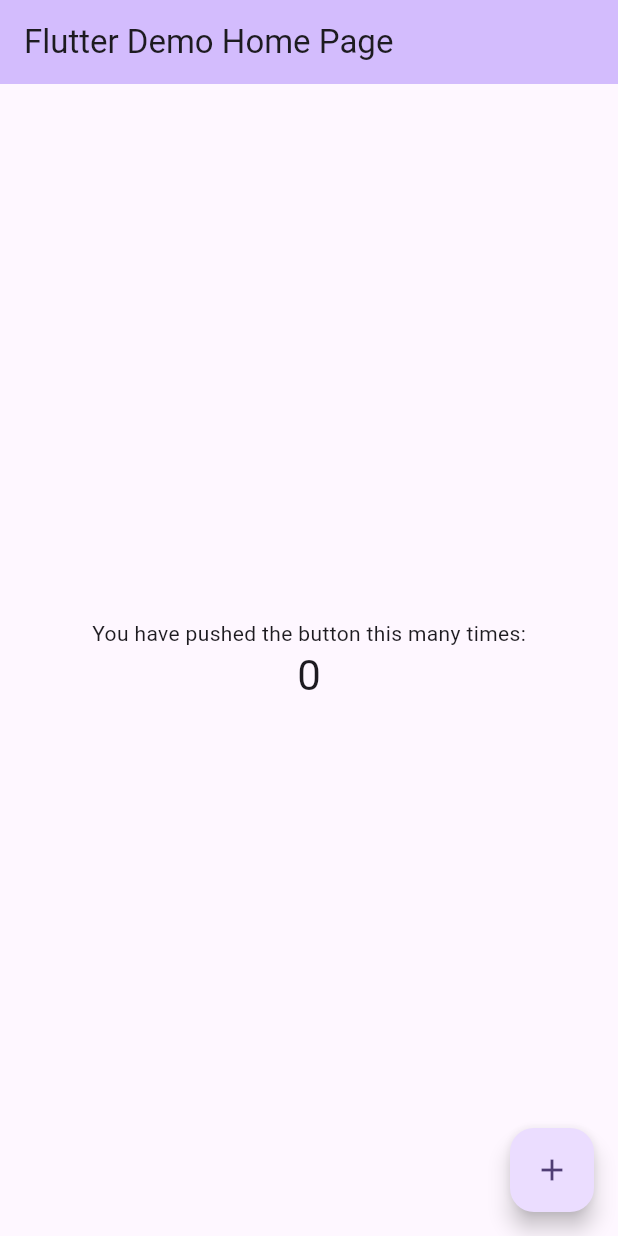
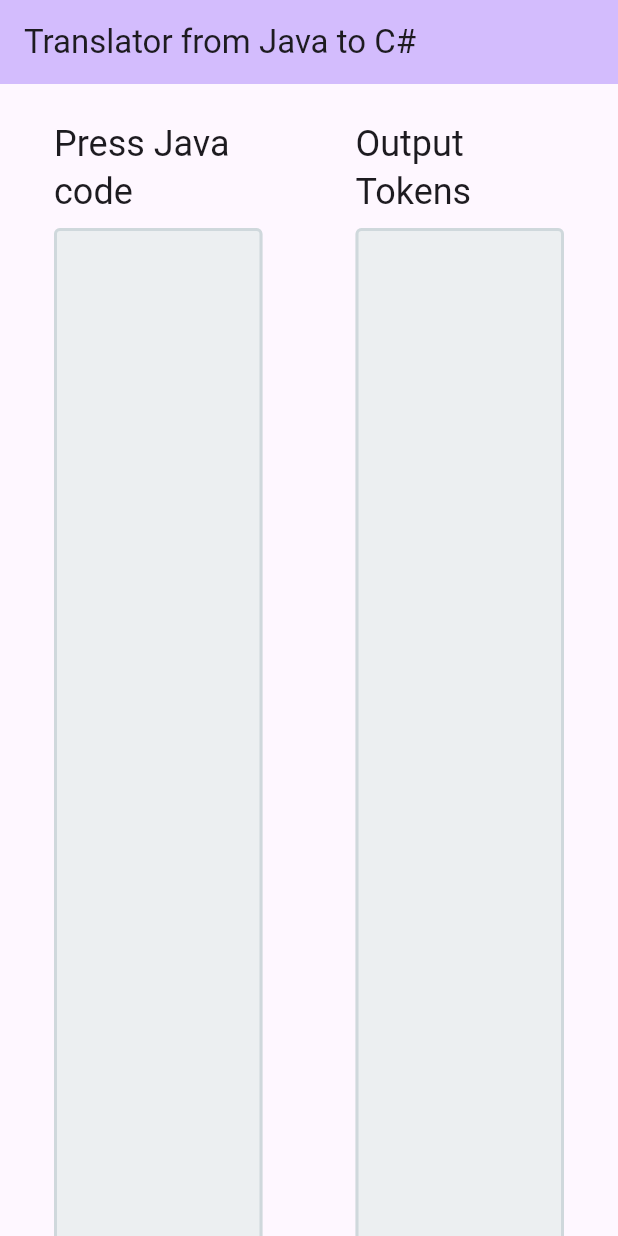
Before and after one commit to iamgirya/Translator_R_to_Python, a Flutter app: the screen it shows after launch, on a phone screen of 412 x 824 dp. Run offline on Flutter 3.47's test engine with Material 2 defaults, Android fonts, the phone set to English and light mode, and no system bars; our stand-ins replace flutter_riverpod.

Commit message:
UI for lexical analyzer

```diff
--- a/lib/main.dart
+++ b/lib/main.dart
@@ -1,69 +1,7 @@
 import 'package:flutter/material.dart';
+import 'package:flutter_riverpod/flutter_riverpod.dart';
+import 'package:java_to_csharp_translator/ui/my_app.dart';
 
 void main() {
-  runApp(const MyApp());
+  runApp(const ProviderScope(child: MyApp()));
 }
-
-class MyApp extends StatelessWidget {
-  const MyApp({super.key});
-
-  @override
-  Widget build(BuildContext context) {
-    return MaterialApp(
-      title: 'Flutter Demo',
-      theme: ThemeData(
-        colorScheme: ColorScheme.fromSeed(seedColor: Colors.deepPurple),
-        useMaterial3: true,
-      ),
-      home: const MyHomePage(title: 'Flutter Demo Home Page'),
-    );
-  }
-}
-
-class MyHomePage extends StatefulWidget {
-  const MyHomePage({super.key, required this.title});
-
-  final String title;
-
-  @override
-  State<MyHomePage> createState() => _MyHomePageState();
-}
-
-class _MyHomePageState extends State<MyHomePage> {
-  int _counter = 0;
-
-  void _incrementCounter() {
-    setState(() {
-      _counter++;
-    });
-  }
-
-  @override
-  Widget build(BuildContext context) {
-    return Scaffold(
-      appBar: AppBar(
-        backgroundColor: Theme.of(context).colorScheme.inversePrimary,
-        title: Text(widget.title),
-      ),
-      body: Center(
-        child: Column(
-          mainAxisAlignment: MainAxisAlignment.center,
-          children: <Widget>[
-            const Text(
-              'You have pushed the button this many times:',
-            ),
-            Text(
-              '$_counter',
-              style: Theme.of(context).textTheme.headlineMedium,
-            ),
-          ],
-        ),
-      ),
-      floatingActionButton: FloatingActionButton(
-        onPressed: _incrementCounter,
-        tooltip: 'Increment',
-        child: const Icon(Icons.add),
-      ),
-    );
-  }
-}
--- /dev/null
+++ b/lib/ui/home_page.dart
@@ -0,0 +1,23 @@
+import 'package:flutter/material.dart';
+
+import 'package:java_to_csharp_translator/ui/lexical_analyzer_page.dart';
+
+class HomePage extends StatefulWidget {
+  const HomePage({super.key});
+
+  @override
+  State<HomePage> createState() => _HomePageState();
+}
+
+class _HomePageState extends State<HomePage> {
+  @override
+  Widget build(BuildContext context) {
+    return Scaffold(
+      appBar: AppBar(
+        backgroundColor: Theme.of(context).colorScheme.inversePrimary,
+        title: const Text('Translator from Java to C#'),
+      ),
+      body: const LexicalAnalyzerPage(),
+    );
+  }
+}
--- /dev/null
+++ b/lib/ui/lexical_analyzer_page.dart
@@ -0,0 +1,70 @@
+import 'package:flutter/material.dart';
+import 'package:flutter_riverpod/flutter_riverpod.dart';
+
+class LexicalAnalyzerPage extends ConsumerWidget {
+  const LexicalAnalyzerPage({
+    super.key,
+  });
+
+  @override
+  Widget build(BuildContext context, WidgetRef ref) {
+    return const _LexicalAnalyzerPage();
+  }
+}
+
+class _LexicalAnalyzerPage extends ConsumerStatefulWidget {
+  const _LexicalAnalyzerPage();
+
+  @override
+  ConsumerState<_LexicalAnalyzerPage> createState() =>
+      _LexicalAnalyzerPageState();
+}
+
+class _LexicalAnalyzerPageState extends ConsumerState<_LexicalAnalyzerPage> {
+  @override
+  Widget build(BuildContext context) {
+    return SingleChildScrollView(
+      padding: const EdgeInsets.symmetric(horizontal: 36, vertical: 24),
+      child: Column(
+        crossAxisAlignment: CrossAxisAlignment.start,
+        children: [
+          Row(
+            children: [
+              Flexible(
+                child: Column(
+                  crossAxisAlignment: CrossAxisAlignment.start,
+                  children: [
+                    Text(
+                      'Press Java code',
+                      style: Theme.of(context).textTheme.headlineSmall,
+                    ),
+                    const SizedBox(height: 8),
+                    const TextField(
+                      maxLines: 32,
+                    ),
+                  ],
+                ),
+              ),
+              const SizedBox(width: 62),
+              Flexible(
+                child: Column(
+                  crossAxisAlignment: CrossAxisAlignment.start,
+                  children: [
+                    Text(
+                      'Output Tokens',
+                      style: Theme.of(context).textTheme.headlineSmall,
+                    ),
+                    const SizedBox(height: 8),
+                    const TextField(
+                      maxLines: 32,
+                    ),
+                  ],
+                ),
+              ),
+            ],
+          ),
+        ],
+      ),
+    );
+  }
+}
--- /dev/null
+++ b/lib/ui/my_app.dart
@@ -0,0 +1,28 @@
+import 'package:flutter/material.dart';
+import 'package:java_to_csharp_translator/ui/home_page.dart';
+
+class MyApp extends StatelessWidget {
+  const MyApp({super.key});
+
+  @override
+  Widget build(BuildContext context) {
+    return MaterialApp(
+      title: 'Translator from Java to C#',
+      theme: ThemeData(
+        colorScheme: ColorScheme.fromSeed(seedColor: Colors.deepPurple),
+        useMaterial3: true,
+        inputDecorationTheme: InputDecorationTheme(
+          fillColor: Colors.blueGrey.shade50,
+          filled: true,
+          border: OutlineInputBorder(
+            borderSide: BorderSide(width: 2, color: Colors.blueGrey.shade100),
+          ),
+          enabledBorder: OutlineInputBorder(
+            borderSide: BorderSide(width: 2, color: Colors.blueGrey.shade100),
+          ),
+        ),
+      ),
+      home: const HomePage(),
+    );
+  }
+}
```
Also changed, not shown: 1 other file.
